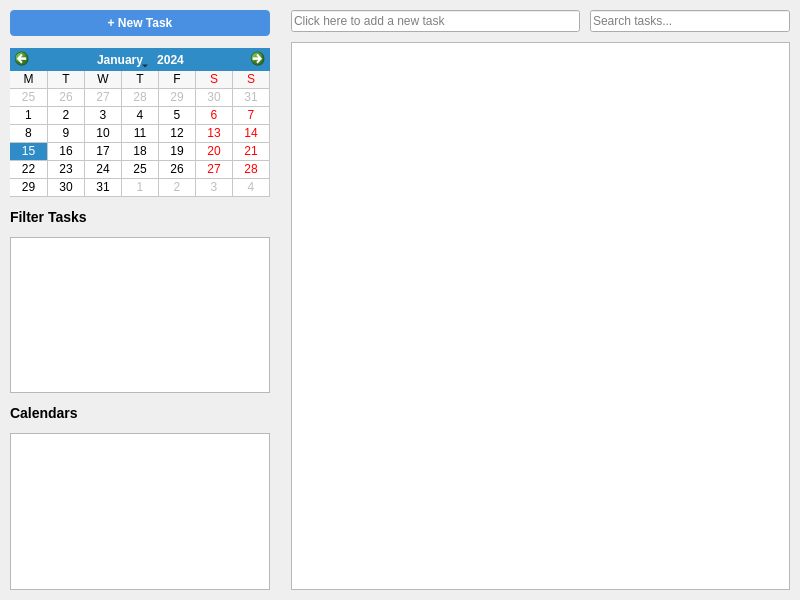
Above: retroshare-gui/src/gui/msgs/TasksWidget.ui from RetroShare/RetroShare before the change. Below: the same form after it.
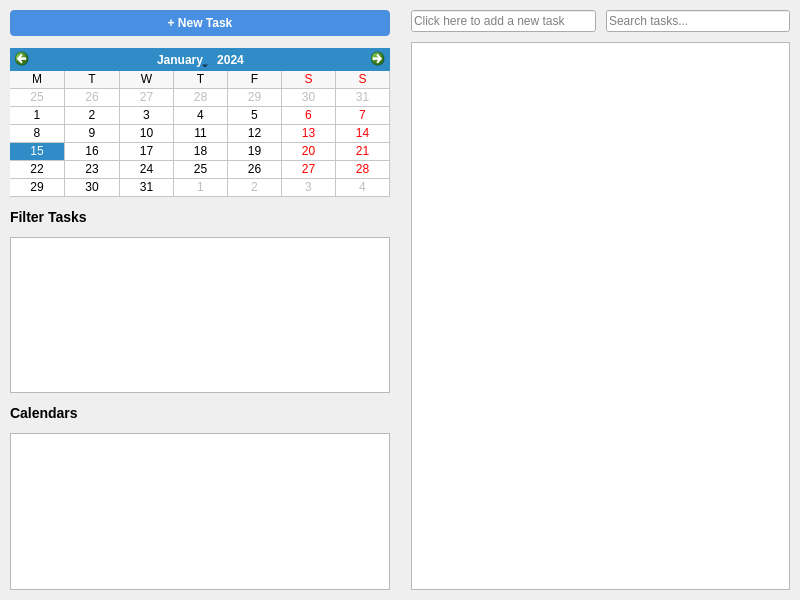
That is the form after the change.

```diff
--- a/retroshare-gui/src/gui/msgs/TasksWidget.ui
+++ b/retroshare-gui/src/gui/msgs/TasksWidget.ui
@@ -35,12 +35,6 @@
       <number>1</number>
      </property>
      <widget class="QWidget" name="sidebar" native="true">
-      <property name="maximumSize">
-       <size>
-        <width>280</width>
-        <height>16777215</height>
-       </size>
-      </property>
       <layout class="QVBoxLayout" name="sidebarLayout">
        <property name="spacing">
         <number>12</number>
```
